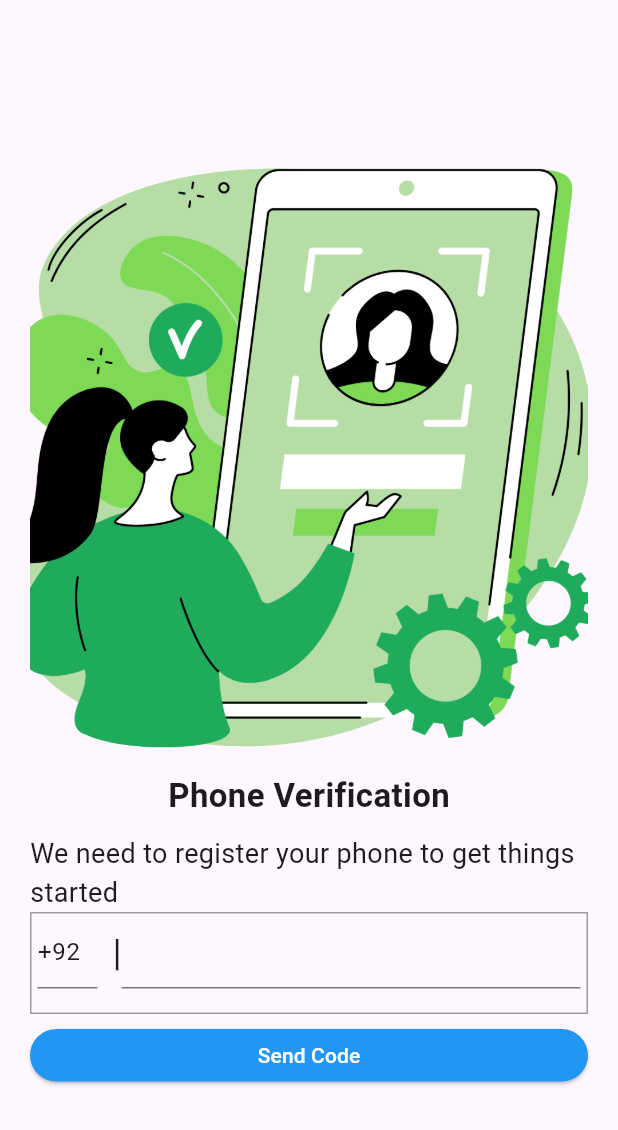
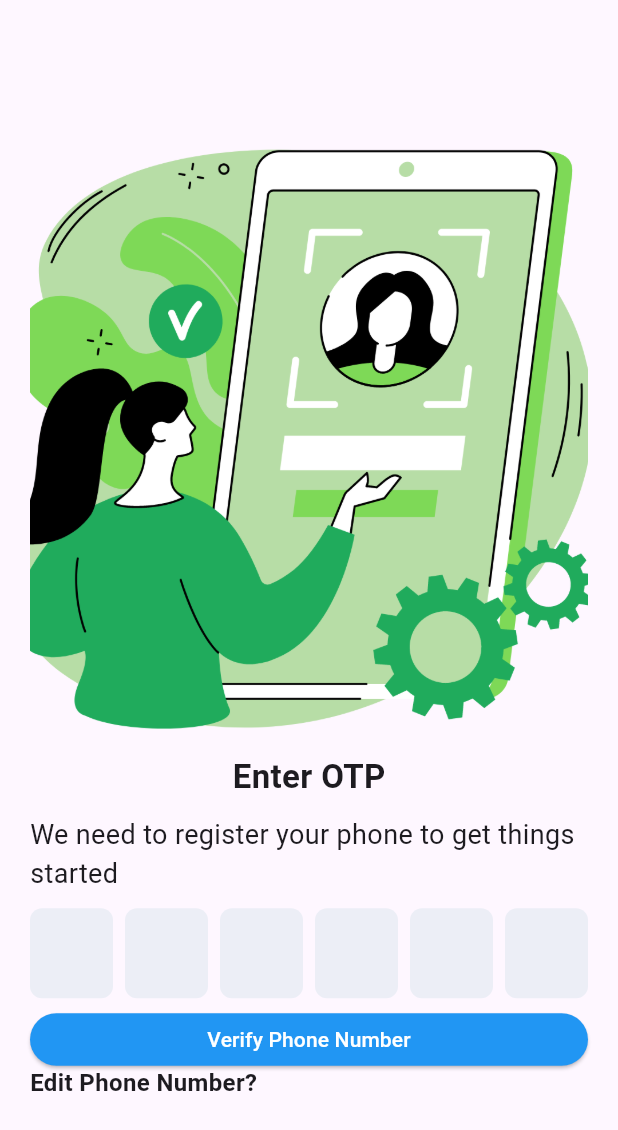
Before and after one commit to EhsanIlyas/firebase_phoneauthentication, a Flutter app: the screen it shows after launch, after a tap on "Send Code", on a phone screen of 412 x 824 dp. Shown: the top 1130 px of the screen. Run offline on Flutter 3.47's test engine with Material 3 defaults, Android fonts, the phone set to English and light mode, and no system bars; drawn by our look-alikes of pinput; our stand-ins replace firebase_core; accounts and stored records are empty.

Commit message:
OTP Page added

```diff
--- a/lib/Phoneauth.dart
+++ b/lib/Phoneauth.dart
@@ -2,14 +2,14 @@ import 'package:flutter/cupertino.dart';
 import 'package:flutter/material.dart';
 import 'package:flutter/widgets.dart';
 
-class PhoneAuthpage extends StatefulWidget {
-  const PhoneAuthpage({super.key});
+class Phonepage extends StatefulWidget {
+  const Phonepage({super.key});
 
   @override
-  State<PhoneAuthpage> createState() => _PhoneAuthpageState();
+  State<Phonepage> createState() => _PhonepageState();
 }
 
-class _PhoneAuthpageState extends State<PhoneAuthpage> {
+class _PhonepageState extends State<Phonepage> {
   late TextEditingController _controller;
   late TextEditingController _controller1;
   @override
@@ -82,7 +82,13 @@ class _PhoneAuthpageState extends State<PhoneAuthpage> {
                 SizedBox(
                   height: 35,
                   width: double.infinity,
-                  child: ElevatedButton(onPressed: () {}, child: Text("Send Code",style: TextStyle(color: Colors.white),),style: ElevatedButton.styleFrom(
+                  child: ElevatedButton(onPressed: ()
+
+                  {
+                    print("Button Pressed!");
+                    Navigator.pushNamed(context, "otp");
+                  },
+                    child: Text("Send Code",style: TextStyle(color: Colors.white),),style: ElevatedButton.styleFrom(
                     alignment: Alignment.center,
                     backgroundColor: Colors.blue,
                   ),
--- a/lib/main.dart
+++ b/lib/main.dart
@@ -1,19 +1,17 @@
 import 'package:firebase_core/firebase_core.dart';
 import 'package:flutter/material.dart';
+import 'package:pinput/pinput.dart';
+import 'Phoneauth.dart';
+import 'otp.dart';
 
-import 'Phoneauth.dart';
-import 'opt.dart';
-
-void main()  {
+void main() {
+  runApp(MaterialApp(
 
 
-    runApp(MaterialApp(
-      initialRoute: 'PhoneAuthpage',
-      routes: {
-        'PhoneAuthpage':(context) => PhoneAuthpage(),
-        'otp': (contex) => otp(),
+    home: const Phonepage(),
+    routes: {
 
-      },
-      home: const PhoneAuthpage(),
-    ));
-  }
+      'otp': (context) => const otp(),
+    },
+  ));
+}
--- a/lib/opt.dart
+++ /dev/null
@@ -1,18 +0,0 @@
-import 'package:flutter/material.dart';
-
-class otp extends StatefulWidget {
-  const otp({super.key});
-
-  @override
-  State<otp> createState() => _otpState();
-}
-
-class _otpState extends State<otp> {
-  @override
-  Widget build(BuildContext context) {
-    return const Scaffold(
-
-
-    );
-  }
-}
--- /dev/null
+++ b/lib/otp.dart
@@ -0,0 +1,86 @@
+import 'package:flutter/material.dart';
+import 'package:pinput/pinput.dart';
+
+
+class otp extends StatefulWidget {
+  const otp({super.key});
+
+  @override
+  State<otp> createState() => _otpState();
+}
+
+class _otpState extends State<otp> {
+  late TextEditingController _controller;
+  @override
+  void initState() {
+
+    super.initState();
+    _controller = TextEditingController(text: '+92');
+
+  }
+  @override
+  void dispose() {
+    _controller.dispose();
+    super.dispose();
+  }
+  Widget build(BuildContext context) {
+    return  Scaffold(
+
+        body: Container(
+          margin: EdgeInsets.only(left: 20,right: 20),
+          alignment: Alignment.center,
+          child: SingleChildScrollView(
+            child: Column(
+              mainAxisAlignment: MainAxisAlignment.center,
+              children: [
+                Image.asset('assets/img1.png',
+                  width: MediaQuery.of(context).size.width, // Full width of the screen
+                  height: MediaQuery.of(context).size.height*0.5, // 50% of the screen height
+                  fit: BoxFit.cover,
+                ),
+                Text("Enter OTP",style: TextStyle(fontSize: 22,fontWeight: FontWeight.bold),),
+                SizedBox(
+                  height: 10,
+                ),
+                Text("We need to register your phone to get things started",style: TextStyle(fontSize: 18,)),
+
+            SizedBox(
+              height: 10,
+            ),
+            Pinput(
+              length: 6,
+              onChanged: (value) {
+                // Handle the value entered by the user
+              },
+            ),
+                SizedBox(
+                  height:10,
+                ),
+                SizedBox(
+                  height: 35,
+                  width: double.infinity,
+                  child: ElevatedButton(onPressed: () {}, child: Text("Verify Phone Number",style: TextStyle(color: Colors.white),),style: ElevatedButton.styleFrom(
+                    alignment: Alignment.center,
+                    backgroundColor: Colors.blue,
+                  ),
+                  ),
+                ),
+                Container( alignment: Alignment.bottomLeft,
+                    child: Text("Edit Phone Number?", style: TextStyle(fontSize:16, fontWeight: FontWeight.bold),))
+
+
+              ],
+
+            ),
+
+
+          ),
+
+
+
+        )
+
+
+    );
+  }
+}
--- a/pubspec.yaml
+++ b/pubspec.yaml
@@ -38,6 +38,7 @@ dependencies:
   firebase_core: ^3.1.1
   firebase_auth: ^5.1.1
   cloud_firestore: ^5.0.2
+  pinput: ^2.1.0
 
 
 dev_dependencies:
```
Also changed, not shown: pubspec.lock.
